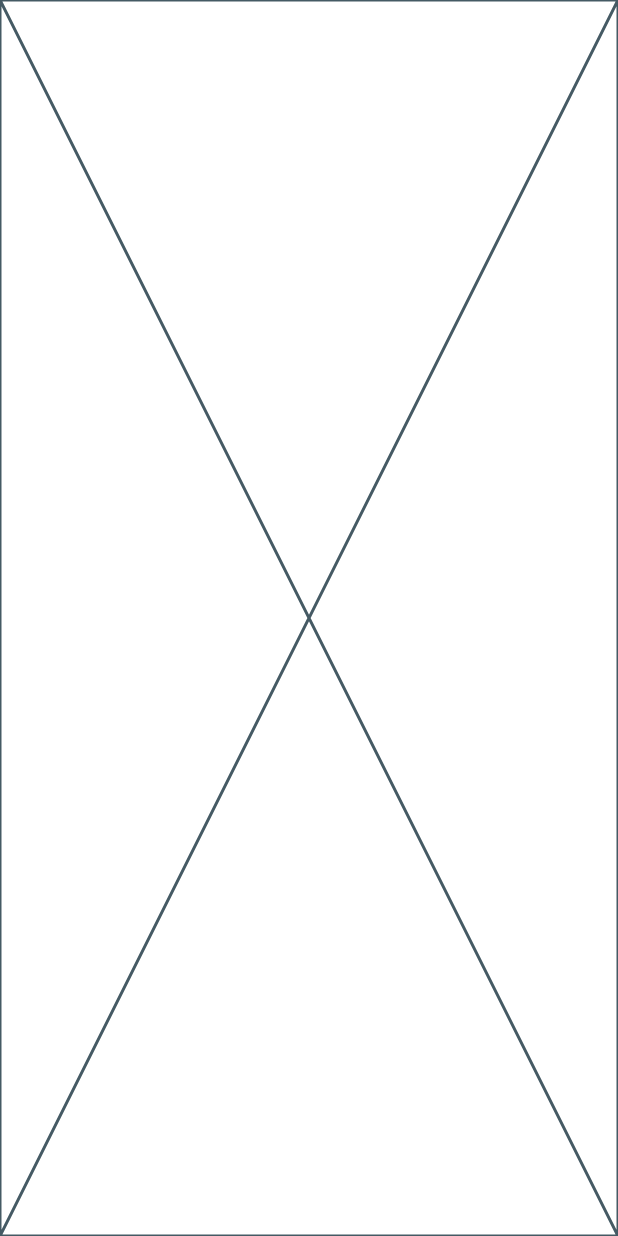
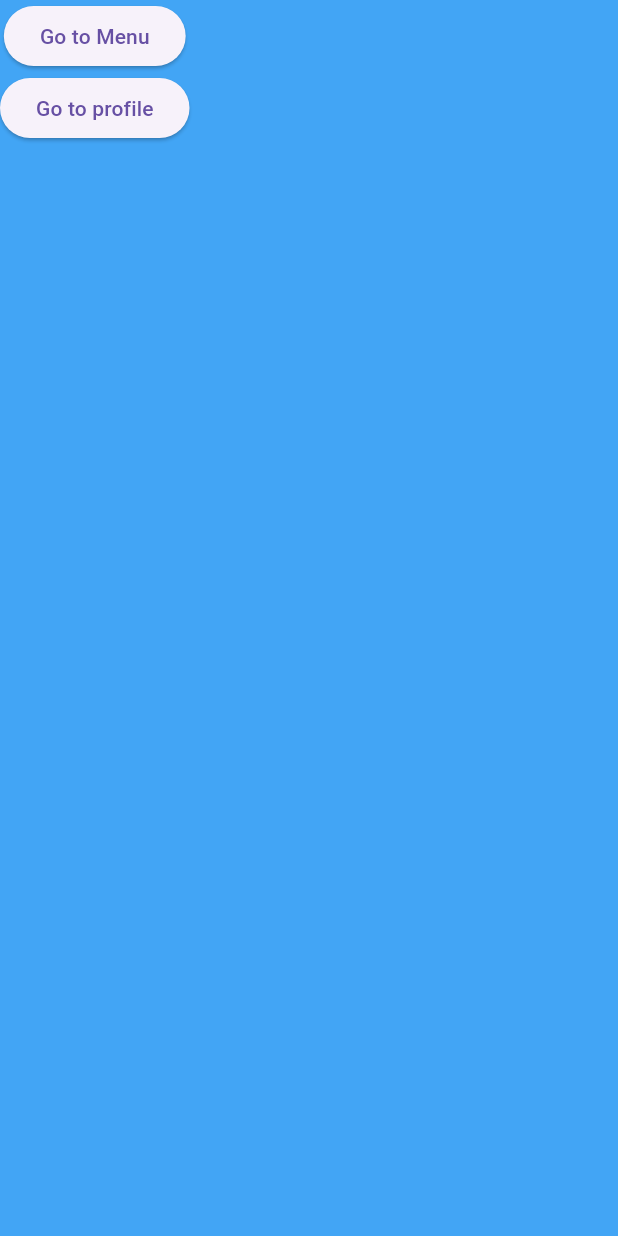
Before and after one commit to kolnieer/gorcery-store, a Flutter app: the screen it shows after launch, on a phone screen of 412 x 824 dp. Run offline on Flutter 3.47's test engine with Material 3 defaults, Android fonts, the phone set to English and light mode, and no system bars.

Commit message:
initial commit

```diff
--- a/lib/pages/dashboard.dart
+++ b/lib/pages/dashboard.dart
@@ -9,9 +9,26 @@ class Dashboard extends StatefulWidget {
 class _DashboardState extends State<Dashboard> {
   @override
   Widget build(BuildContext context) {
-    return const Placeholder();
     return Scaffold(
-      body: Text('This is Dashboard'),
+      backgroundColor:  Colors.blue[400],
+      body:  SafeArea(
+      child: Column(
+        children: [
+          ElevatedButton(
+            onPressed: (){
+              Navigator.pushNamed(context, '/menu');
+              },
+              child: Text('Go to Menu'),
+          ),
+          ElevatedButton(
+            onPressed: (){
+              Navigator.pushNamed(context, '/profile');
+            },
+            child: Text('Go to profile'),
+          ),
+        ],
+      ),
+      ),
     );
   }
 }
--- a/lib/pages/menu.dart
+++ b/lib/pages/menu.dart
@@ -10,9 +10,8 @@ class Menu extends StatefulWidget {
 class _MenuState extends State<Menu> {
   @override
   Widget build(BuildContext context) {
-    return const Placeholder();
     return Scaffold(
-      body: Text('This is Menu'),
+      body: Text('THis is Menu'),
     );
   }
 }
```
